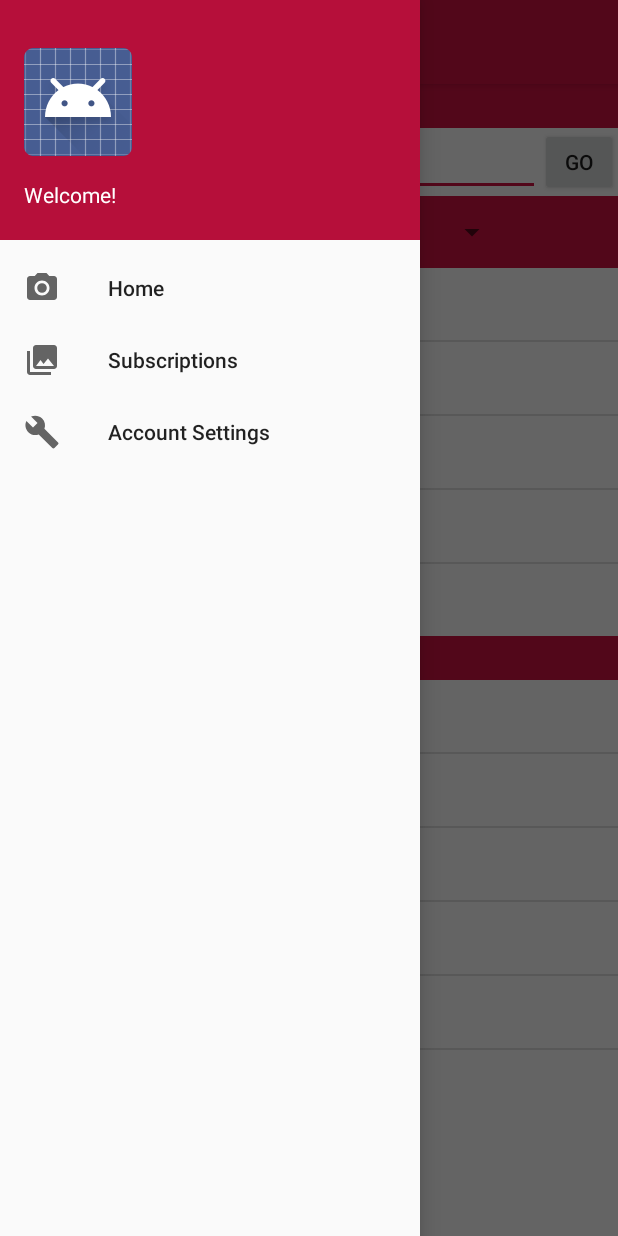
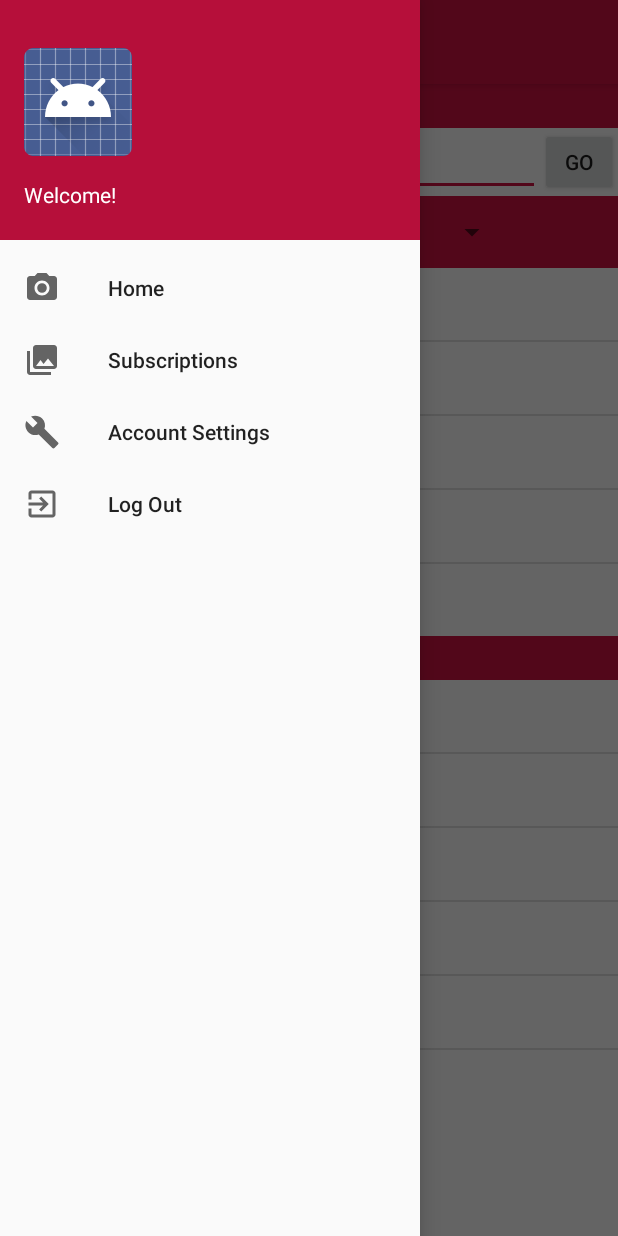
Before and after one commit to joseph287/MSUNOW, an Android app: the Dashboard screen opened directly, with no data from a screen before it, with the side drawer open, on a phone screen of 412 x 824 dp. Run offline under Robolectric (Android 15) with nearby library versions, the phone set to English and light mode, and no system bars; our stand-ins replace Firebase (no records; nobody signed in at launch, a user with empty details on screens opened directly).

Commit message:
Add LogOut functionality.

```diff
--- a/app/src/main/java/com/example/rasen/msunow/Dashboard.java
+++ b/app/src/main/java/com/example/rasen/msunow/Dashboard.java
@@ -1,9 +1,8 @@
 package com.example.rasen.msunow;
 
+import android.content.Intent;
 import android.net.Uri;
 import android.os.Bundle;
-import android.support.design.widget.FloatingActionButton;
-import android.support.design.widget.Snackbar;
 import android.support.v4.app.Fragment;
 import android.support.v4.app.FragmentTransaction;
 import android.view.View;
@@ -18,6 +17,7 @@ import android.view.MenuItem;
 import android.widget.TextView;
 
 import com.example.rasen.msunow.Utils.Utils;
+import com.google.firebase.auth.FirebaseAuth;
 import com.google.firebase.database.DatabaseReference;
 import com.google.firebase.database.FirebaseDatabase;
 
@@ -27,11 +27,13 @@ public class Dashboard extends AppCompatActivity implements NavigationView.OnNav
     String mode;
     DatabaseReference myRef;
     FirebaseDatabase database;
+    FirebaseAuth auth;
 
     @Override
     protected void onCreate(Bundle savedInstanceState) {
         super.onCreate(savedInstanceState);
         setContentView(R.layout.activity_dashboard);
+        auth = FirebaseAuth.getInstance();
         Toolbar toolbar = (Toolbar) findViewById(R.id.toolbar);
         setSupportActionBar(toolbar);
 
@@ -95,6 +97,11 @@ public class Dashboard extends AppCompatActivity implements NavigationView.OnNav
         } else if (id == R.id.nav_settings) {
             fragment = new AccountSettings();
             fid = R.id.fragacset;
+        } else if (id == R.id.nav_logout){
+            auth.signOut();
+            finish();
+            Intent intent = new Intent(Dashboard.this,LoginActivity.class);
+            startActivity(intent);
         }
         if (fragment != null) {
             FragmentTransaction ft = getSupportFragmentManager().beginTransaction();
--- /dev/null
+++ b/app/src/main/res/drawable/ic_menu_logout.xml
@@ -0,0 +1,9 @@
+<vector xmlns:android="http://schemas.android.com/apk/res/android"
+        android:width="24dp"
+        android:height="24dp"
+        android:viewportWidth="24.0"
+        android:viewportHeight="24.0">
+    <path
+        android:fillColor="#FF000000"
+        android:pathData="M10.09,15.59L11.5,17l5,-5 -5,-5 -1.41,1.41L12.67,11H3v2h9.67l-2.58,2.59zM19,3H5c-1.11,0 -2,0.9 -2,2v4h2V5h14v14H5v-4H3v4c0,1.1 0.89,2 2,2h14c1.1,0 2,-0.9 2,-2V5c0,-1.1 -0.9,-2 -2,-2z"/>
+</vector>
--- a/app/src/main/res/menu/activity_dashboard_drawer.xml
+++ b/app/src/main/res/menu/activity_dashboard_drawer.xml
@@ -14,6 +14,10 @@
             android:id="@+id/nav_settings"
             android:icon="@drawable/ic_menu_manage"
             android:title="Account Settings" />
+        <item
+            android:id="@+id/nav_logout"
+            android:icon="@drawable/ic_menu_logout"
+            android:title="@string/nav_logout" />
     </group>
 
 
--- a/app/src/main/res/values/strings.xml
+++ b/app/src/main/res/values/strings.xml
@@ -47,6 +47,7 @@
     <string name="msunow">MSU NOW</string>
     <string name="title_activity_register">Register</string>
     <string name="update_changes">Update Changes</string>
+    <string name="nav_logout">Log Out</string>
 
 
     <string-array name="rooms">
```
